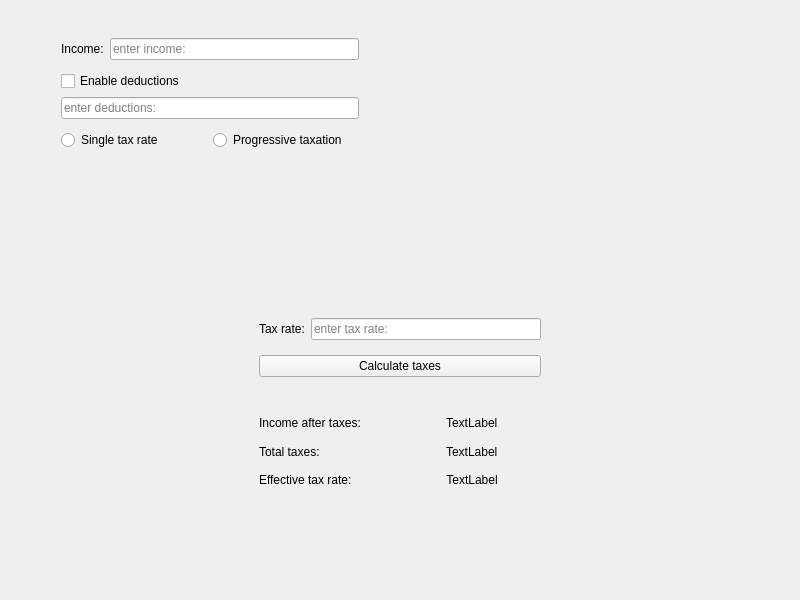
The window that mainwindow.ui (materesszer/Tax-Calculator) describes before a commit, drawn with Qt 5.
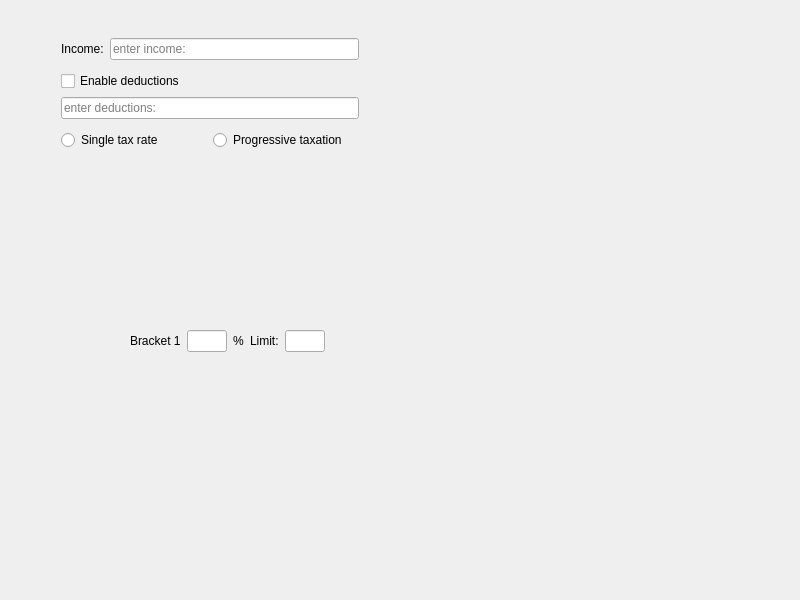
The same window after the commit. The open tabs and pages were chosen to show the change.

```diff
--- a/mainwindow.ui
+++ b/mainwindow.ui
@@ -46,6 +46,9 @@
          <property name="text">
           <string>Income:</string>
          </property>
+         <property name="buddy">
+          <cstring>singleTax_2</cstring>
+         </property>
         </widget>
        </item>
        <item>
@@ -107,15 +110,19 @@
      </item>
     </layout>
    </widget>
-   <widget class="QWidget" name="singleTax_2" native="true">
+   <widget class="QStackedWidget" name="singleTax_2">
     <property name="geometry">
      <rect>
-      <x>250</x>
-      <y>300</y>
-      <width>300</width>
-      <height>200</height>
+      <x>130</x>
+      <y>280</y>
+      <width>461</width>
+      <height>261</height>
      </rect>
     </property>
+    <property name="currentIndex">
+     <number>0</number>
+    </property>
+    <widget class="QWidget" name="singleTax_2Page1" native="true">
     <layout class="QGridLayout" name="singleTax">
      <item row="0" column="0">
       <widget class="QWidget" name="input_2" native="true">
@@ -201,6 +208,89 @@
      </item>
     </layout>
    </widget>
+    <widget class="QWidget" name="singleTax_2Page2">
+     <widget class="QWidget" name="">
+      <property name="geometry">
+       <rect>
+        <x>0</x>
+        <y>50</y>
+        <width>461</width>
+        <height>51</height>
+       </rect>
+      </property>
+      <layout class="QGridLayout" name="gridLayout" columnstretch="10,2,1,10,2">
+       <property name="sizeConstraint">
+        <enum>QLayout::SetFixedSize</enum>
+       </property>
+       <item row="0" column="0">
+        <widget class="QLabel" name="label_2">
+         <property name="frameShape">
+          <enum>QFrame::NoFrame</enum>
+         </property>
+         <property name="lineWidth">
+          <number>1</number>
+         </property>
+         <property name="text">
+          <string>Bracket 1</string>
+         </property>
+        </widget>
+       </item>
+       <item row="0" column="1">
+        <widget class="QLineEdit" name="lineEdit">
+         <property name="sizePolicy">
+          <sizepolicy hsizetype="Fixed" vsizetype="Fixed">
+           <horstretch>10</horstretch>
+           <verstretch>0</verstretch>
+          </sizepolicy>
+         </property>
+         <property name="maximumSize">
+          <size>
+           <width>40</width>
+           <height>16777215</height>
+          </size>
+         </property>
+         <property name="baseSize">
+          <size>
+           <width>5</width>
+           <height>0</height>
+          </size>
+         </property>
+        </widget>
+       </item>
+       <item row="0" column="2">
+        <widget class="QLabel" name="label_3">
+         <property name="text">
+          <string>%</string>
+         </property>
+        </widget>
+       </item>
+       <item row="0" column="3">
+        <widget class="QLabel" name="label_4">
+         <property name="text">
+          <string>Limit:</string>
+         </property>
+        </widget>
+       </item>
+       <item row="0" column="4">
+        <widget class="QLineEdit" name="lineEdit_2">
+         <property name="sizePolicy">
+          <sizepolicy hsizetype="Fixed" vsizetype="Fixed">
+           <horstretch>0</horstretch>
+           <verstretch>0</verstretch>
+          </sizepolicy>
+         </property>
+         <property name="maximumSize">
+          <size>
+           <width>40</width>
+           <height>16777215</height>
+          </size>
+         </property>
+        </widget>
+       </item>
+      </layout>
+     </widget>
+    </widget>
+   </widget>
   </widget>
  </widget>
  <resources/>
```
Left out of the diff: 32 changed lines with no effect on the pictures. Lines whose indentation alone changed are shown as unchanged.
